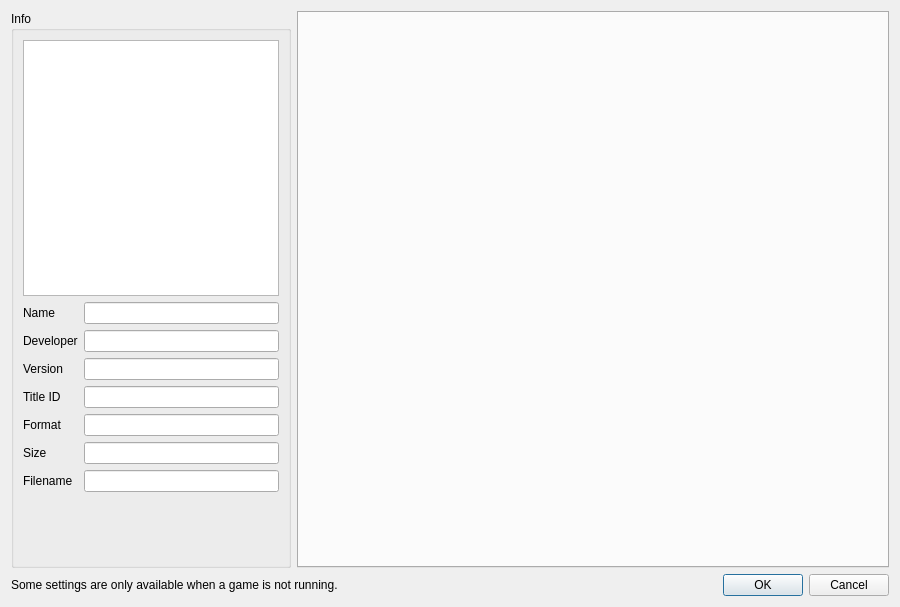
Qt form src/yuzu/configuration/configure_per_game.ui (ddddng/Lichii) before a commit.
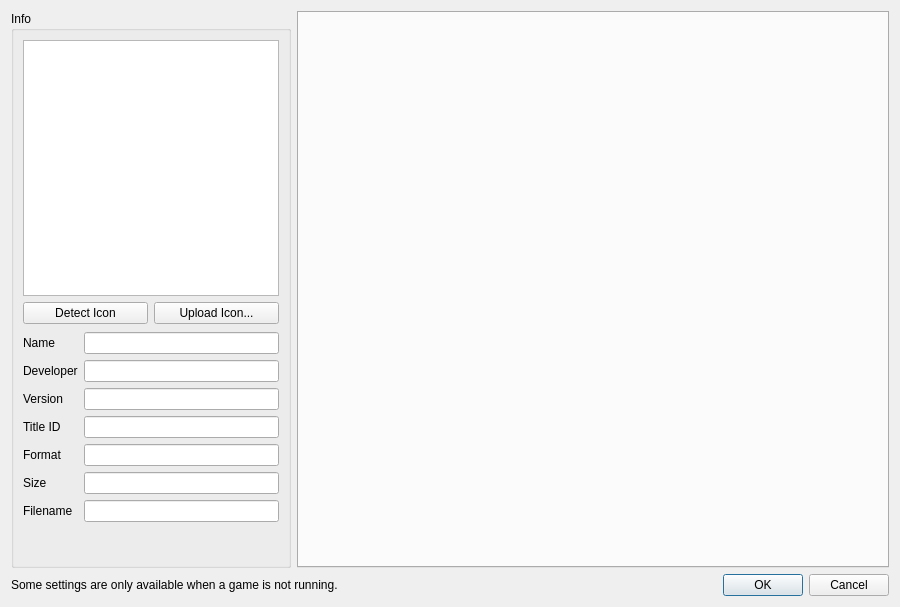
The same form after that commit.

Commit message: feat(nup): allow editing game name and icon metadata with auto-detect and upload

Patch:
```diff
--- a/src/yuzu/configuration/configure_per_game.ui
+++ b/src/yuzu/configuration/configure_per_game.ui
@@ -65,6 +65,71 @@
           </property>
          </widget>
         </item>
+        <item alignment="Qt::AlignHCenter">
+         <widget class="QWidget" name="nup_icon_widget" native="true">
+          <property name="minimumSize">
+           <size>
+            <width>256</width>
+            <height>0</height>
+           </size>
+          </property>
+          <property name="maximumSize">
+           <size>
+            <width>256</width>
+            <height>16777215</height>
+           </size>
+          </property>
+          <layout class="QHBoxLayout" name="nup_icon_layout">
+           <property name="spacing">
+            <number>6</number>
+           </property>
+           <property name="leftMargin">
+            <number>0</number>
+           </property>
+           <property name="topMargin">
+            <number>0</number>
+           </property>
+           <property name="rightMargin">
+            <number>0</number>
+           </property>
+           <property name="bottomMargin">
+            <number>2</number>
+           </property>
+           <item>
+            <widget class="QPushButton" name="button_detect_icon">
+             <property name="sizePolicy">
+              <sizepolicy hsizetype="Expanding" vsizetype="Fixed">
+               <horstretch>0</horstretch>
+               <verstretch>0</verstretch>
+              </sizepolicy>
+             </property>
+             <property name="toolTip">
+              <string>Automatically find and apply a game icon by looking at the game name</string>
+             </property>
+             <property name="text">
+              <string>Detect Icon</string>
+             </property>
+            </widget>
+           </item>
+           <item>
+            <widget class="QPushButton" name="button_upload_icon">
+             <property name="sizePolicy">
+              <sizepolicy hsizetype="Expanding" vsizetype="Fixed">
+               <horstretch>0</horstretch>
+               <verstretch>0</verstretch>
+              </sizepolicy>
+             </property>
+             <property name="toolTip">
+              <string>Upload a custom image file to use as the game icon</string>
+             </property>
+             <property name="text">
+              <string>Upload Icon...</string>
+             </property>
+            </widget>
+           </item>
+          </layout>
+         </widget>
+        </item>
         <item>
          <layout class="QGridLayout" name="gridLayout_2">
           <item row="6" column="1">
```
The commit also changes 11 other files.
